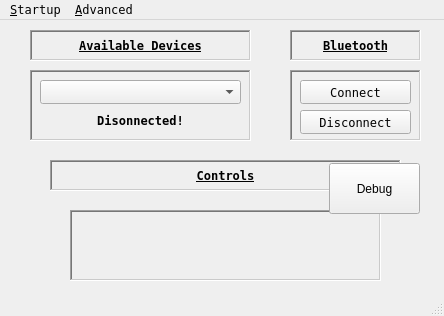
Qt form phoneaudiolink.ui (PolymorphicAgent/PhoneAudioLink) before a commit.
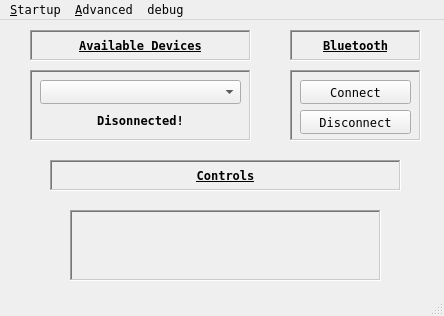
The same form after that commit. Icons and pictures are not drawn. Custom widgets are drawn as their Qt base class.

```diff
--- a/phoneaudiolink.ui
+++ b/phoneaudiolink.ui
@@ -10,6 +10,18 @@
     <height>316</height>
    </rect>
   </property>
+  <property name="minimumSize">
+   <size>
+    <width>444</width>
+    <height>316</height>
+   </size>
+  </property>
+  <property name="maximumSize">
+   <size>
+    <width>444</width>
+    <height>316</height>
+   </size>
+  </property>
   <property name="windowTitle">
    <string>PhoneAudioLink</string>
   </property>
@@ -319,19 +331,6 @@
      <set>Qt::AlignmentFlag::AlignCenter</set>
     </property>
    </widget>
-   <widget class="QPushButton" name="debug">
-    <property name="geometry">
-     <rect>
-      <x>329</x>
-      <y>143</y>
-      <width>91</width>
-      <height>51</height>
-     </rect>
-    </property>
-    <property name="text">
-     <string>Debug</string>
-    </property>
-   </widget>
    <zorder>frame_3</zorder>
    <zorder>frame_2</zorder>
    <zorder>frame</zorder>
@@ -379,8 +378,15 @@
     </property>
     <addaction name="compatAction"/>
    </widget>
+   <widget class="QMenu" name="menudebug">
+    <property name="title">
+     <string>debug</string>
+    </property>
+    <addaction name="debug"/>
+   </widget>
    <addaction name="menuStartup"/>
    <addaction name="menuAdvanced"/>
+   <addaction name="menudebug"/>
   </widget>
   <widget class="QStatusBar" name="statusbar"/>
   <action name="startMinimizedAction">
```
Left out of the diff: 11 changed lines with no effect on the pictures.
